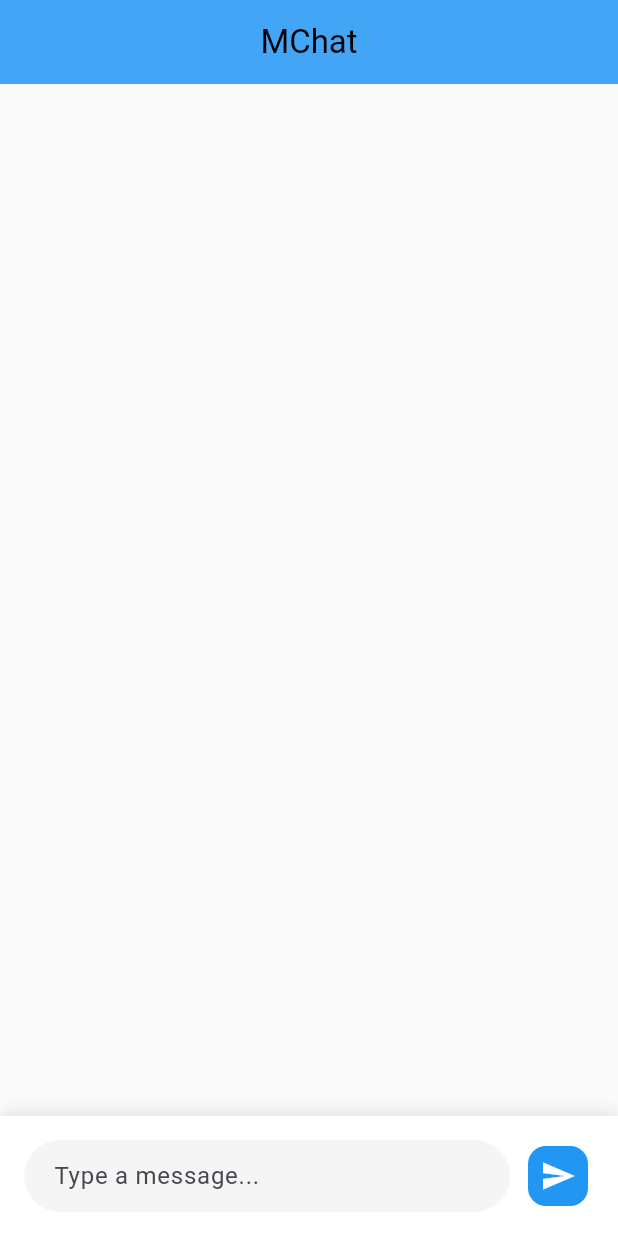
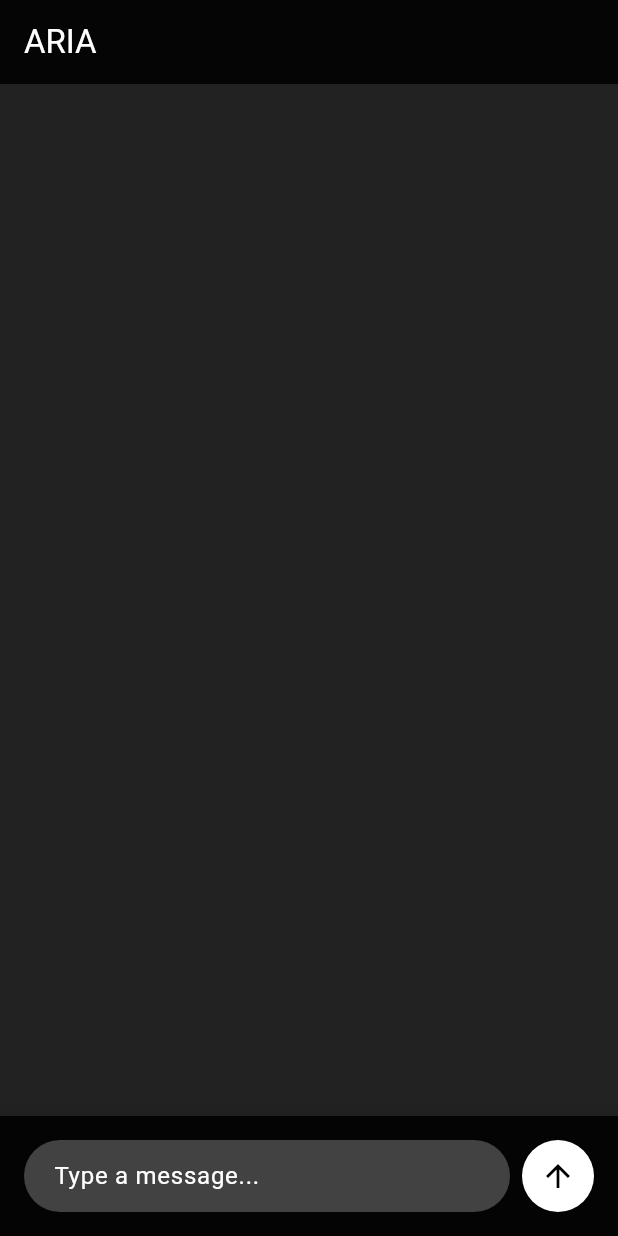
Before and after one commit to Maharshi-24/MGPT, a Flutter app: the screen it shows after launch, on a phone screen of 412 x 824 dp. Run offline on Flutter 3.47's test engine with Material 3 defaults, Android fonts, the phone set to English and light mode, and no system bars.

Commit message:
Making the UI look like chat GPT. P-1.

```diff
--- a/lib/screens/chat_screen.dart
+++ b/lib/screens/chat_screen.dart
@@ -8,9 +8,17 @@ class ChatScreen extends StatelessWidget {
   @override
   Widget build(BuildContext context) {
     return Scaffold(
+      backgroundColor: Colors.black87, // Dark background
       appBar: AppBar(
-        title: const Text('MChat'),
-        backgroundColor: Colors.blue.shade400, // Adjust the color to match the design
+        title: const Align(
+          alignment: Alignment.centerLeft, // Align text to the left
+          child: Text(
+            'ARIA',
+            style: TextStyle(color: Colors.white),
+          ),
+        ),
+        backgroundColor: Colors.black87, // Slightly lighter dark color for app bar
+        elevation: 0,
       ),
       body: Column(
         children: [
--- a/lib/widgets/chat_input.dart
+++ b/lib/widgets/chat_input.dart
@@ -10,7 +10,7 @@ class ChatInput extends StatelessWidget {
     return Container(
       padding: const EdgeInsets.all(16),
       decoration: BoxDecoration(
-        color: Colors.white,
+        color: Colors.black87, // Dark input bar
         boxShadow: [
           BoxShadow(
             color: Colors.black.withOpacity(0.1),
@@ -24,27 +24,32 @@ class ChatInput extends StatelessWidget {
           Expanded(
             child: TextField(
               controller: context.read<ChatProvider>().textController,
+              style: const TextStyle(color: Colors.white), // White text
               decoration: InputDecoration(
                 hintText: 'Type a message...',
+                hintStyle: TextStyle(color: Colors.white), // White hint text
                 border: OutlineInputBorder(
                   borderRadius: BorderRadius.circular(24),
                   borderSide: BorderSide.none,
                 ),
                 filled: true,
-                fillColor: Colors.grey[100],
+                fillColor: Colors.grey[800], // Dark grey background
                 contentPadding: const EdgeInsets.symmetric(horizontal: 16),
               ),
             ),
           ),
           const SizedBox(width: 8),
-          FloatingActionButton(
-            onPressed: () {
-              context.read<ChatProvider>().sendMessage();
-            },
-            backgroundColor: Colors.blue,
-            elevation: 0,
-            mini: true,
-            child: const Icon(Icons.send, color: Colors.white),
+          Container(
+            decoration: BoxDecoration(
+              color: Colors.white, // White send button
+              borderRadius: BorderRadius.circular(24),
+            ),
+            child: IconButton(
+              onPressed: () {
+                context.read<ChatProvider>().sendMessage();
+              },
+              icon: const Icon(Icons.arrow_upward, color: Colors.black), // Black upward arrow
+            ),
           ),
         ],
       ),
```
Also changed, not shown: lib/utils/message_parser.dart (+23 -21 lines), lib/widgets/animated_message.dart (+7 -21 lines).
